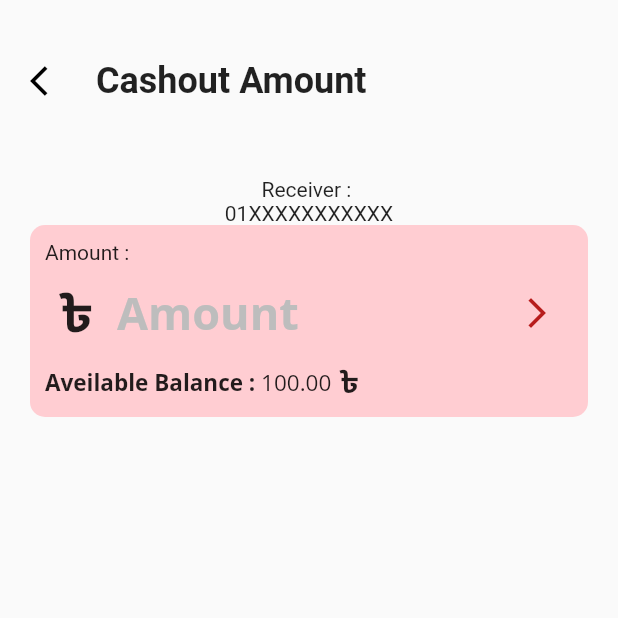
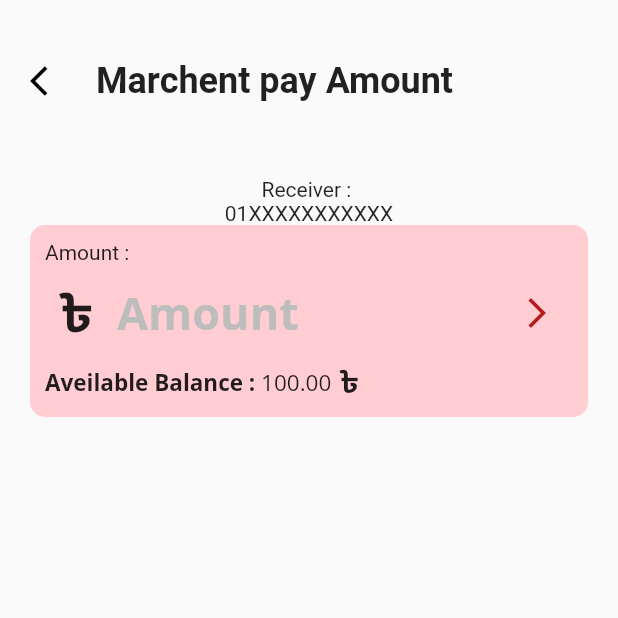
Before and after one commit to NafimAhmed/Paymentsall, a Flutter app: the MarchentPayAmount screen opened directly, on a phone screen of 412 x 824 dp, the top half of it. Run offline on Flutter 3.47's test engine with Material 2 defaults, Android fonts, the phone set to English and light mode, and no system bars; our stand-ins replace animated_splash_screen, barcode_widget, flutter_contacts, fluttertoast, get, getwidget and 2 more; missing offline and left inert: qr_code_scanner.

Commit message:
nafim marchent pay amount repair 12:56pm 25/02/2023

```diff
--- a/lib/Screens/marchent_pay_all/marchent_pay_amount.dart
+++ b/lib/Screens/marchent_pay_all/marchent_pay_amount.dart
@@ -21,7 +21,7 @@ class MarchentPayAmount extends StatelessWidget
                 TextButton(
                     onPressed: (){},
                     child: Icon(Icons.arrow_back_ios,color: Colors.black,)),
-                Text('Cashout Amount',style: TextStyle(fontSize: 24,fontWeight: FontWeight.bold,),)
+                Text('Marchent pay Amount',style: TextStyle(fontSize: 24,fontWeight: FontWeight.bold,),)
               ],
             ),
           ),
```
